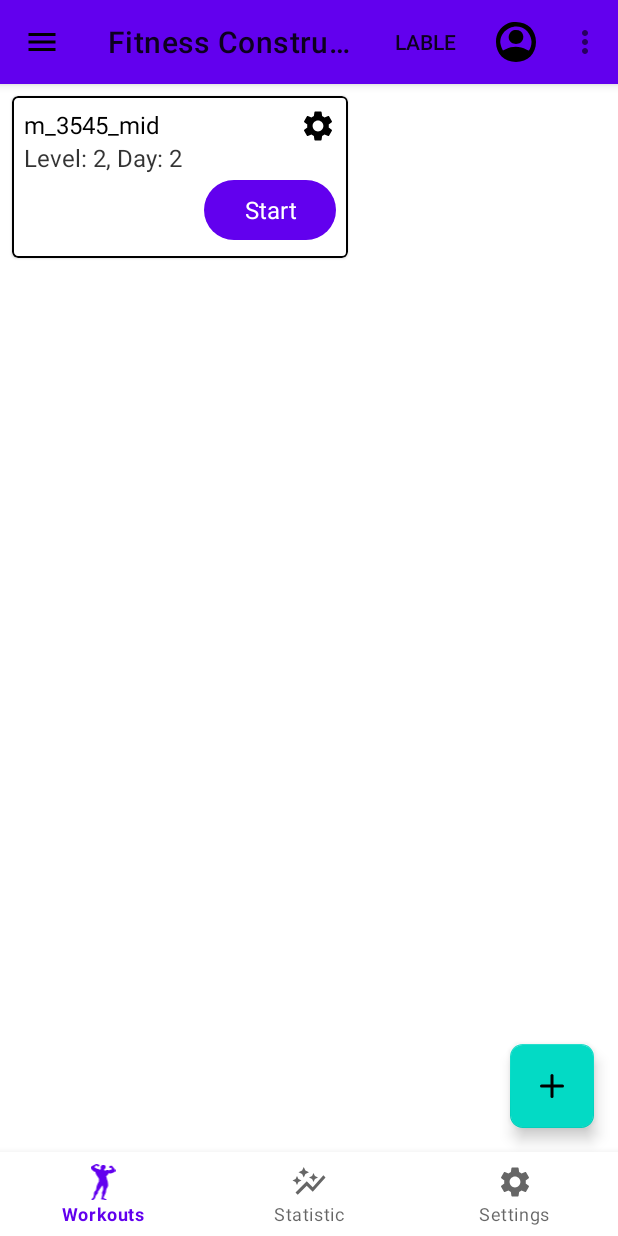
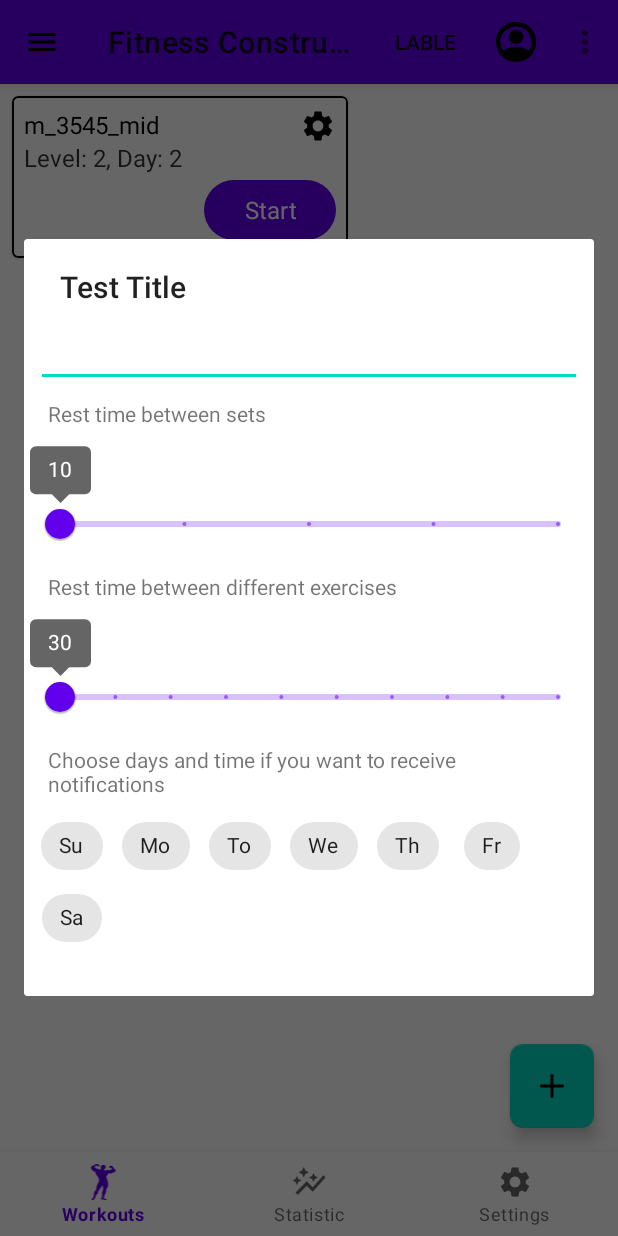
Before and after one commit to AppFitnessTeam/project-fitness-constructor, an Android app: the screen it shows after launch (MainActivity), after a tap on an icon or button, on a phone screen of 412 x 824 dp. Run offline under Robolectric (Android 15) with nearby library versions, the phone set to English and light mode, and no system bars; our stand-ins replace Dagger/Hilt's generated code, Room's generated code, navigation-ui; Roboto replaces fonts that are not available here.

Commit message:
create dialog layout

```diff
--- a/app/src/main/java/com/example/fitnessconstructor/data/WorkoutSettingsUseCaseImpl.kt
+++ b/app/src/main/java/com/example/fitnessconstructor/data/WorkoutSettingsUseCaseImpl.kt
@@ -1,24 +1,19 @@
 package com.example.fitnessconstructor.data
 
 import com.example.fitnessconstructor.domain.WorkoutSettingsUseCase
+import com.example.fitnessconstructor.domain.entities.WorkoutSettings
 import javax.inject.Inject
 import javax.inject.Singleton
 
 @Singleton
-class WorkoutSettingsUseCaseImpl @Inject constructor() : WorkoutSettingsUseCase {
-    override suspend fun setName(workoutName: String) {
+class WorkoutSettingsUseCaseImpl @Inject constructor(
+    //TODO("add dao")
+) : WorkoutSettingsUseCase {
+    override suspend fun getWorkoutSettings(): WorkoutSettings {
         TODO("Not yet implemented")
     }
 
-    override suspend fun setApprRest(apprRest: Int) {
-        TODO("Not yet implemented")
-    }
-
-    override suspend fun setExerciseRest(exerciseRest: Int) {
-        TODO("Not yet implemented")
-    }
-
-    override suspend fun deleteWorkout(workoutId: Int) {
+    override suspend fun updateWorkoutSettings(workoutSettings: WorkoutSettings) {
         TODO("Not yet implemented")
     }
 }
--- a/app/src/main/java/com/example/fitnessconstructor/domain/WorkoutSettingsUseCase.kt
+++ b/app/src/main/java/com/example/fitnessconstructor/domain/WorkoutSettingsUseCase.kt
@@ -1,8 +1,8 @@
 package com.example.fitnessconstructor.domain
 
+import com.example.fitnessconstructor.domain.entities.WorkoutSettings
+
 interface WorkoutSettingsUseCase {
-    suspend fun setName(workoutName: String)
-    suspend fun setApprRest(apprRest: Int)
-    suspend fun setExerciseRest(exerciseRest: Int)
-    suspend fun deleteWorkout(workoutId: Int)
+    suspend fun getWorkoutSettings(): WorkoutSettings
+    suspend fun updateWorkoutSettings(workoutSettings: WorkoutSettings)
 }
--- /dev/null
+++ b/app/src/main/java/com/example/fitnessconstructor/domain/entities/WorkoutSettings.kt
@@ -0,0 +1,12 @@
+package com.example.fitnessconstructor.domain.entities
+
+import java.sql.Time
+import java.time.DayOfWeek
+
+data class WorkoutSettings(
+    val workoutId: Int,
+    val workoutName: String,
+    val arrpRest: Int,
+    val exerciseRest: Int,
+    val week: Map<DayOfWeek, Time?> //TODO("think about variable type")
+)
--- a/app/src/main/java/com/example/fitnessconstructor/ui/workoutlist/WorkoutListFragment.kt
+++ b/app/src/main/java/com/example/fitnessconstructor/ui/workoutlist/WorkoutListFragment.kt
@@ -3,9 +3,11 @@ package com.example.fitnessconstructor.ui.workoutlist
 import android.os.Bundle
 import android.view.View
 import android.widget.Toast
+import androidx.appcompat.app.AlertDialog
 import androidx.fragment.app.viewModels
 import androidx.navigation.fragment.findNavController
 import com.example.fitnessconstructor.databinding.FragmentWorkoutListBinding
+import com.example.fitnessconstructor.databinding.WorkoutSettingsDialogBinding
 import com.example.fitnessconstructor.domain.entities.Workout
 import com.example.fitnessconstructor.ui.BaseFragment
 import dagger.hilt.android.AndroidEntryPoint
@@ -45,13 +47,24 @@ class WorkoutListFragment :
     }
 
     override fun onSettingsClick(workout: Workout) {
-        toastBlock()
-        //TODO("add alert dialog with workout settings")
+        showWorkoutSettingsDialog()
     }
 
     //TODO("Not yet implemented")
     private fun toastBlock() {
         Toast.makeText(requireContext(), "Not yet implemented", Toast.LENGTH_SHORT).show()
+    }
+
+    private fun showWorkoutSettingsDialog(){
+        //TODO("add workout settings from viewModel")
+        val dialogBinding = WorkoutSettingsDialogBinding.inflate(layoutInflater)
+        val dialog = AlertDialog.Builder(requireContext())
+            .setView(dialogBinding.root)
+            .setTitle("Test Title")
+            .setCancelable(true)
+            //TODO("update workout settings by viewModel")
+            .create()
+        dialog.show()
     }
 }
 
--- a/app/src/main/java/com/example/fitnessconstructor/ui/workoutlist/WorkoutListViewModel.kt
+++ b/app/src/main/java/com/example/fitnessconstructor/ui/workoutlist/WorkoutListViewModel.kt
@@ -1,10 +1,13 @@
 package com.example.fitnessconstructor.ui.workoutlist
 
-import androidx.lifecycle.ViewModel
-import androidx.lifecycle.asLiveData
+import androidx.lifecycle.*
 import com.example.fitnessconstructor.domain.WorkoutSettingsUseCase
 import com.example.fitnessconstructor.domain.WorkoutUseCase
+import com.example.fitnessconstructor.domain.entities.WorkoutSettings
 import dagger.hilt.android.lifecycle.HiltViewModel
+import kotlinx.coroutines.launch
+import java.sql.Time
+import java.time.DayOfWeek
 import javax.inject.Inject
 
 @HiltViewModel
@@ -14,4 +17,40 @@ class WorkoutListViewModel @Inject constructor(
 ) : ViewModel() {
 
     val workoutList = workoutUseCase.getWorkoutsList().asLiveData()
+
+    private val _workoutSettings = MutableLiveData<WorkoutSettings>()
+    val workoutSettings: LiveData<WorkoutSettings> = _workoutSettings
+
+    fun getWorkoutSettings() {
+        viewModelScope.launch {
+            _workoutSettings.postValue(workoutSettingsUseCase.getWorkoutSettings())
+        }
+    }
+
+    fun updateWorkoutSettings(
+        workoutId: Int,
+        workoutName: String,
+        apprRest: Int,
+        exerciseRest: Int,
+        timeArray: Array<Time?>
+    ) {
+        val newWorkoutSettings = WorkoutSettings(
+            workoutId = workoutId,
+            workoutName = workoutName,
+            arrpRest = apprRest,
+            exerciseRest = exerciseRest,
+            week = mapOf(
+                DayOfWeek.SUNDAY to timeArray[0],
+                DayOfWeek.MONDAY to timeArray[1],
+                DayOfWeek.TUESDAY to timeArray[2],
+                DayOfWeek.WEDNESDAY to timeArray[3],
+                DayOfWeek.THURSDAY to timeArray[4],
+                DayOfWeek.FRIDAY to timeArray[5],
+                DayOfWeek.SATURDAY to timeArray[6]
+            )
+        )
+        viewModelScope.launch {
+            workoutSettingsUseCase.updateWorkoutSettings(newWorkoutSettings)
+        }
+    }
 }
--- /dev/null
+++ b/app/src/main/res/layout/workout_settings_dialog.xml
@@ -0,0 +1,107 @@
+<?xml version="1.0" encoding="utf-8"?>
+<LinearLayout xmlns:android="http://schemas.android.com/apk/res/android"
+    xmlns:app="http://schemas.android.com/apk/res-auto"
+    xmlns:tools="http://schemas.android.com/tools"
+    android:layout_width="match_parent"
+    android:layout_height="match_parent"
+    android:orientation="vertical"
+    android:padding="@dimen/margin_8">
+
+    <EditText
+        android:id="@+id/workout_name_edit_text"
+        android:layout_width="match_parent"
+        android:layout_height="wrap_content"
+        tools:text="Workout name" />
+
+    <TextView
+        android:id="@+id/appr_rest_text_view"
+        android:layout_width="wrap_content"
+        android:layout_height="wrap_content"
+        android:layout_margin="@dimen/margin_8"
+        android:text="@string/rest_sets_text" />
+
+    <com.google.android.material.slider.Slider
+        android:layout_width="match_parent"
+        android:layout_height="wrap_content"
+        android:stepSize="5"
+        android:valueFrom="10"
+        android:valueTo="30"
+        app:labelBehavior="visible" />
+
+    <TextView
+        android:layout_width="wrap_content"
+        android:layout_height="wrap_content"
+        android:layout_margin="@dimen/margin_8"
+        android:text="@string/rest_exercises_text" />
+
+    <com.google.android.material.slider.Slider
+        android:layout_width="match_parent"
+        android:layout_height="wrap_content"
+        android:stepSize="10"
+        android:valueFrom="30"
+        android:valueTo="120"
+        app:labelBehavior="visible" />
+
+    <TextView
+        android:layout_width="wrap_content"
+        android:layout_height="wrap_content"
+        android:layout_margin="@dimen/margin_8"
+        android:text="@string/week_exercises_text" />
+
+    <com.google.android.material.chip.ChipGroup
+        android:id="@+id/chip_day_group"
+        android:layout_width="wrap_content"
+        android:layout_height="wrap_content"
+        android:layout_marginBottom="20dp">
+
+        <com.google.android.material.chip.Chip
+            android:id="@+id/chip_day_su"
+            style="@style/Widget.MaterialComponents.Chip.Choice"
+            android:layout_width="wrap_content"
+            android:layout_height="wrap_content"
+            android:text="@string/day_su" />
+
+        <com.google.android.material.chip.Chip
+            android:id="@+id/chip_day_mo"
+            style="@style/Widget.MaterialComponents.Chip.Choice"
+            android:layout_width="wrap_content"
+            android:layout_height="wrap_content"
+            android:text="@string/day_mo" />
+
+        <com.google.android.material.chip.Chip
+            android:id="@+id/chip_day_to"
+            style="@style/Widget.MaterialComponents.Chip.Choice"
+            android:layout_width="wrap_content"
+            android:layout_height="wrap_content"
+            android:text="@string/day_to" />
+
+        <com.google.android.material.chip.Chip
+            android:id="@+id/chip_day_we"
+            style="@style/Widget.MaterialComponents.Chip.Choice"
+            android:layout_width="wrap_content"
+            android:layout_height="wrap_content"
+            android:text="@string/day_we" />
+
+        <com.google.android.material.chip.Chip
+            android:id="@+id/chip_day_th"
+            style="@style/Widget.MaterialComponents.Chip.Choice"
+            android:layout_width="wrap_content"
+            android:layout_height="wrap_content"
+            android:text="@string/day_th" />
+
+        <com.google.android.material.chip.Chip
+            android:id="@+id/chip_day_fr"
+            style="@style/Widget.MaterialComponents.Chip.Choice"
+            android:layout_width="wrap_content"
+            android:layout_height="wrap_content"
+            android:text="@string/day_fr" />
+
+        <com.google.android.material.chip.Chip
+            android:id="@+id/chip_day_sa"
+            style="@style/Widget.MaterialComponents.Chip.Choice"
+            android:layout_width="wrap_content"
+            android:layout_height="wrap_content"
+            android:text="@string/chip_day_sa" />
+    </com.google.android.material.chip.ChipGroup>
+
+</LinearLayout>
--- a/app/src/main/res/values/strings.xml
+++ b/app/src/main/res/values/strings.xml
@@ -10,6 +10,10 @@
     <string name="workout_description_text">Level: %1$d, Day: %2$d</string>
     <string name="start_workout_button_text">Start</string>
     <string name="reset_workout_button_text">Reset</string>
+<!--    Settings AlertDialog-->
+    <string name="rest_sets_text">Rest time between sets</string>
+    <string name="rest_exercises_text">Rest time between different exercises</string>
+    <string name="week_exercises_text">Choose days and time if you want to receive notifications</string>
 
     <!--TODO("change when the layouts be ready")-->
     <string name="statistic_fragment">"Statistic fragment "</string>
```
